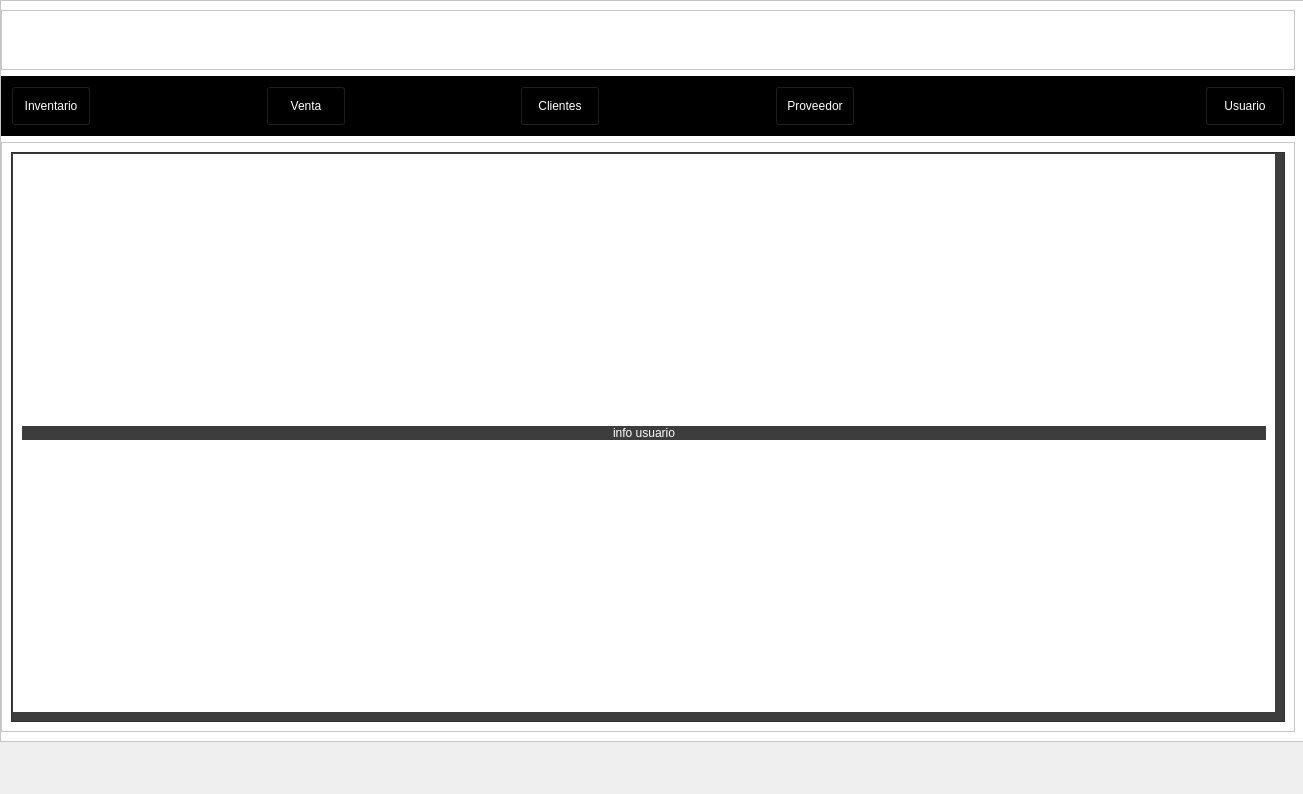
Qt form View/Menu_BD.ui (DanielSajvin/Proyecto_basedatos) before a commit.
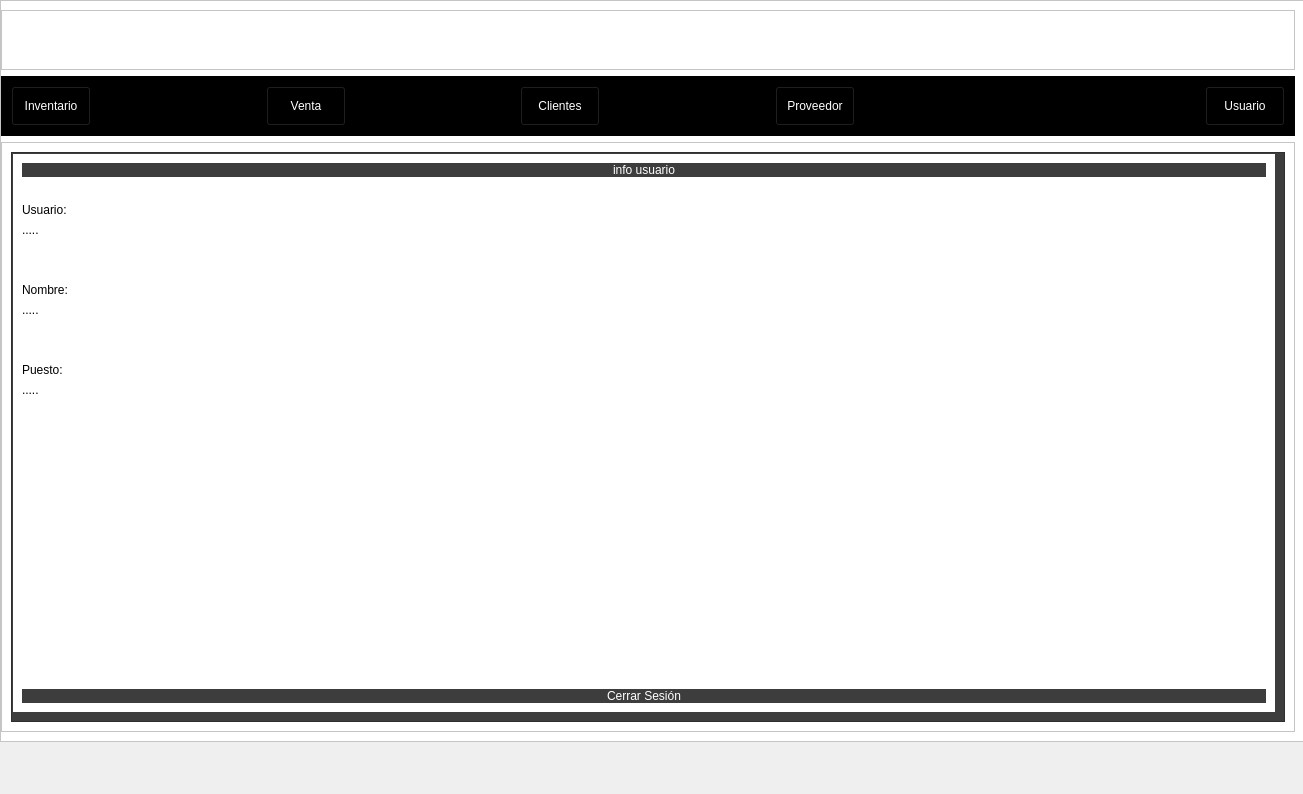
The same form after that commit. The open tabs and pages were chosen to show the change. Icons and pictures are not drawn.

Commit message: cambios interfaz

Patch:
```diff
--- a/View/Menu_BD.ui
+++ b/View/Menu_BD.ui
@@ -1888,6 +1888,23 @@
               </layout>
              </widget>
              <widget class="QWidget" name="page_usuario">
+              <property name="styleSheet">
+               <string notr="true">QLabel#label_16{
+color: rgb(0, 0, 0);}
+
+QLabel#label_33{
+color: rgb(0, 0, 0);}
+
+QLabel#label_34{
+color: rgb(0, 0, 0);}
+
+QLabel#label_35{
+color: rgb(0, 0, 0);}
+QLabel#label_36{
+color: rgb(0, 0, 0);}
+QLabel#label_37{
+color: rgb(0, 0, 0);}</string>
+              </property>
               <layout class="QVBoxLayout" name="verticalLayout_4">
                <item>
                 <widget class="QPushButton" name="pushButton_2">
@@ -1896,6 +1913,152 @@
                  </property>
                 </widget>
                </item>
+               <item>
+                <spacer name="horizontalSpacer_12">
+                 <property name="orientation">
+                  <enum>Qt::Horizontal</enum>
+                 </property>
+                 <property name="sizeHint" stdset="0">
+                  <size>
+                   <width>40</width>
+                   <height>20</height>
+                  </size>
+                 </property>
+                </spacer>
+               </item>
+               <item>
+                <widget class="QLabel" name="label_34">
+                 <property name="text">
+                  <string>Usuario:</string>
+                 </property>
+                </widget>
+               </item>
+               <item>
+                <widget class="QLabel" name="label_35">
+                 <property name="text">
+                  <string>.....</string>
+                 </property>
+                </widget>
+               </item>
+               <item>
+                <spacer name="horizontalSpacer_16">
+                 <property name="orientation">
+                  <enum>Qt::Horizontal</enum>
+                 </property>
+                 <property name="sizeHint" stdset="0">
+                  <size>
+                   <width>40</width>
+                   <height>20</height>
+                  </size>
+                 </property>
+                </spacer>
+               </item>
+               <item>
+                <spacer name="horizontalSpacer_13">
+                 <property name="orientation">
+                  <enum>Qt::Horizontal</enum>
+                 </property>
+                 <property name="sizeHint" stdset="0">
+                  <size>
+                   <width>40</width>
+                   <height>20</height>
+                  </size>
+                 </property>
+                </spacer>
+               </item>
+               <item>
+                <widget class="QLabel" name="label_16">
+                 <property name="styleSheet">
+                  <string notr="true">color:{RGB(255,255,255)}</string>
+                 </property>
+                 <property name="text">
+                  <string>Nombre:</string>
+                 </property>
+                </widget>
+               </item>
+               <item>
+                <widget class="QLabel" name="label_36">
+                 <property name="text">
+                  <string>.....</string>
+                 </property>
+                </widget>
+               </item>
+               <item>
+                <spacer name="horizontalSpacer_17">
+                 <property name="orientation">
+                  <enum>Qt::Horizontal</enum>
+                 </property>
+                 <property name="sizeHint" stdset="0">
+                  <size>
+                   <width>40</width>
+                   <height>20</height>
+                  </size>
+                 </property>
+                </spacer>
+               </item>
+               <item>
+                <spacer name="horizontalSpacer_15">
+                 <property name="orientation">
+                  <enum>Qt::Horizontal</enum>
+                 </property>
+                 <property name="sizeHint" stdset="0">
+                  <size>
+                   <width>40</width>
+                   <height>20</height>
+                  </size>
+                 </property>
+                </spacer>
+               </item>
+               <item>
+                <widget class="QLabel" name="label_33">
+                 <property name="styleSheet">
+                  <string notr="true">color:{RGB(255,255,255)}</string>
+                 </property>
+                 <property name="text">
+                  <string>Puesto:</string>
+                 </property>
+                </widget>
+               </item>
+               <item>
+                <widget class="QLabel" name="label_37">
+                 <property name="text">
+                  <string>.....</string>
+                 </property>
+                </widget>
+               </item>
+               <item>
+                <spacer name="horizontalSpacer_14">
+                 <property name="orientation">
+                  <enum>Qt::Horizontal</enum>
+                 </property>
+                 <property name="sizeHint" stdset="0">
+                  <size>
+                   <width>40</width>
+                   <height>20</height>
+                  </size>
+                 </property>
+                </spacer>
+               </item>
+               <item>
+                <spacer name="verticalSpacer">
+                 <property name="orientation">
+                  <enum>Qt::Vertical</enum>
+                 </property>
+                 <property name="sizeHint" stdset="0">
+                  <size>
+                   <width>20</width>
+                   <height>40</height>
+                  </size>
+                 </property>
+                </spacer>
+               </item>
+               <item>
+                <widget class="QPushButton" name="pushButton">
+                 <property name="text">
+                  <string>Cerrar Sesión</string>
+                 </property>
+                </widget>
+               </item>
               </layout>
              </widget>
              <widget class="QWidget" name="page_clientes">
```
Left out of the diff: 34 changed lines with no effect on the pictures. The commit also changes 2 other files.
